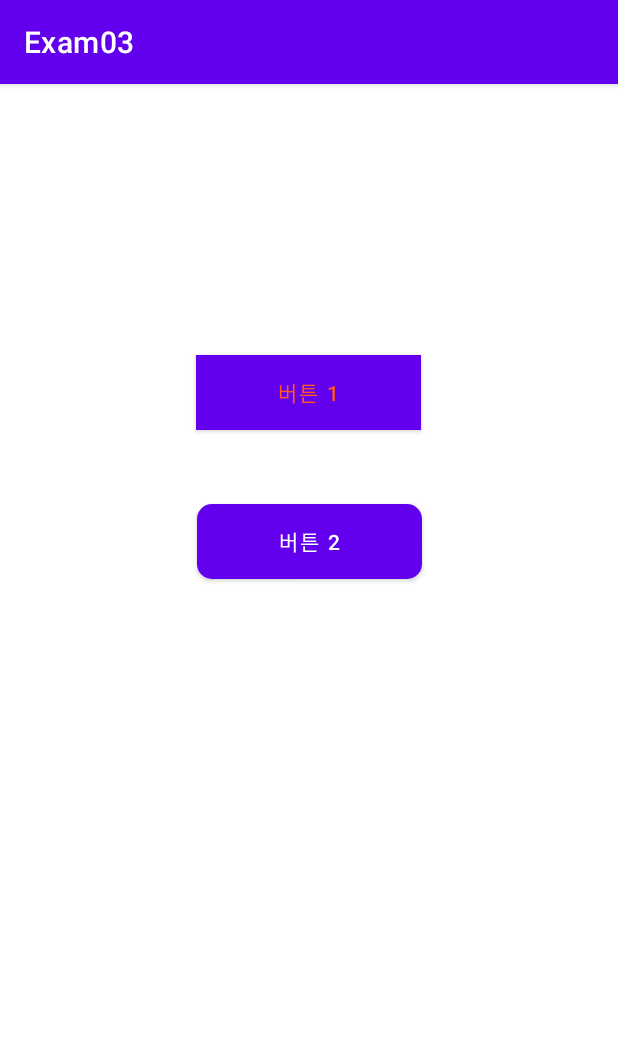
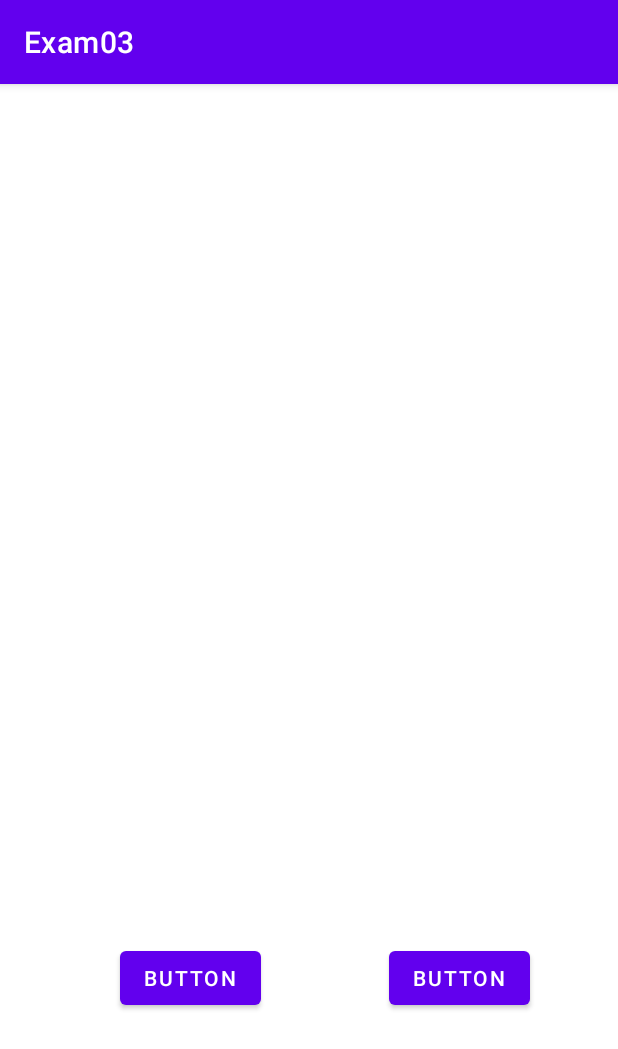
Before and after one commit to Bangseungjae/OpensourceAndriodProject, an Android app: the screen it shows after launch (MainActivity), on a phone screen of 412 x 824 dp. Shown: the top 1049 px of the screen. Run offline under Robolectric (Android 15) with nearby library versions, the phone set to English and light mode, and no system bars.

Commit message:
do_it-01

```diff
--- a/app/src/main/res/layout/activity_main.xml
+++ b/app/src/main/res/layout/activity_main.xml
@@ -7,29 +7,31 @@
     tools:context=".MainActivity">
 
     <Button
+        android:id="@+id/button2"
+        android:layout_width="wrap_content"
+        android:layout_height="wrap_content"
+        android:layout_marginBottom="48dp"
+        android:text="Button"
+        app:layout_constraintBottom_toTopOf="@+id/guideline"
+        app:layout_constraintEnd_toEndOf="parent"
+        app:layout_constraintHorizontal_bias="0.592"
+        app:layout_constraintStart_toEndOf="@+id/button" />
+
+    <androidx.constraintlayout.widget.Guideline
+        android:id="@+id/guideline"
+        android:layout_width="wrap_content"
+        android:layout_height="wrap_content"
+        android:orientation="horizontal"
+        app:layout_constraintGuide_end="100dp" />
+
+    <Button
         android:id="@+id/button"
         android:layout_width="wrap_content"
         android:layout_height="wrap_content"
-        android:background="@drawable/button_drawable1"
-        android:text="버튼 1"
-        android:textColor="#FF5722"
-        app:layout_constraintBottom_toBottomOf="parent"
-        app:layout_constraintEnd_toEndOf="parent"
-        app:layout_constraintHorizontal_bias="0.498"
-        app:layout_constraintStart_toStartOf="parent"
-        app:layout_constraintTop_toTopOf="parent"
-        app:layout_constraintVertical_bias="0.25" />
-
-    <Button
-        android:id="@+id/button2"
-        android:layout_width="wrap_content"
-        android:layout_height="wrap_content"
-        android:background="@drawable/button_drawable2"
-        android:text="버튼 2"
-        android:textColor="#FFFFFF"
-        app:layout_constraintBottom_toBottomOf="parent"
-        app:layout_constraintEnd_toEndOf="parent"
-        app:layout_constraintStart_toStartOf="parent"
-        app:layout_constraintTop_toTopOf="parent"
-        app:layout_constraintVertical_bias="0.39" />
+        android:layout_marginStart="80dp"
+        android:layout_marginLeft="80dp"
+        android:layout_marginBottom="48dp"
+        android:text="Button"
+        app:layout_constraintBottom_toTopOf="@+id/guideline"
+        app:layout_constraintStart_toStartOf="parent" />
 </androidx.constraintlayout.widget.ConstraintLayout>
```
